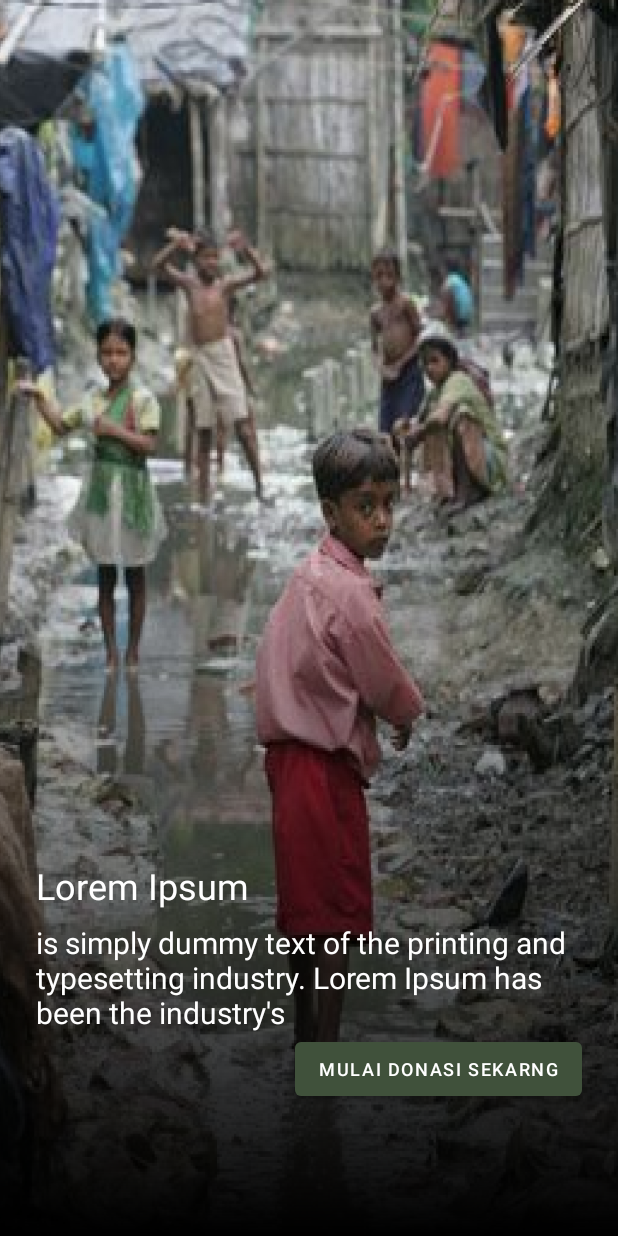
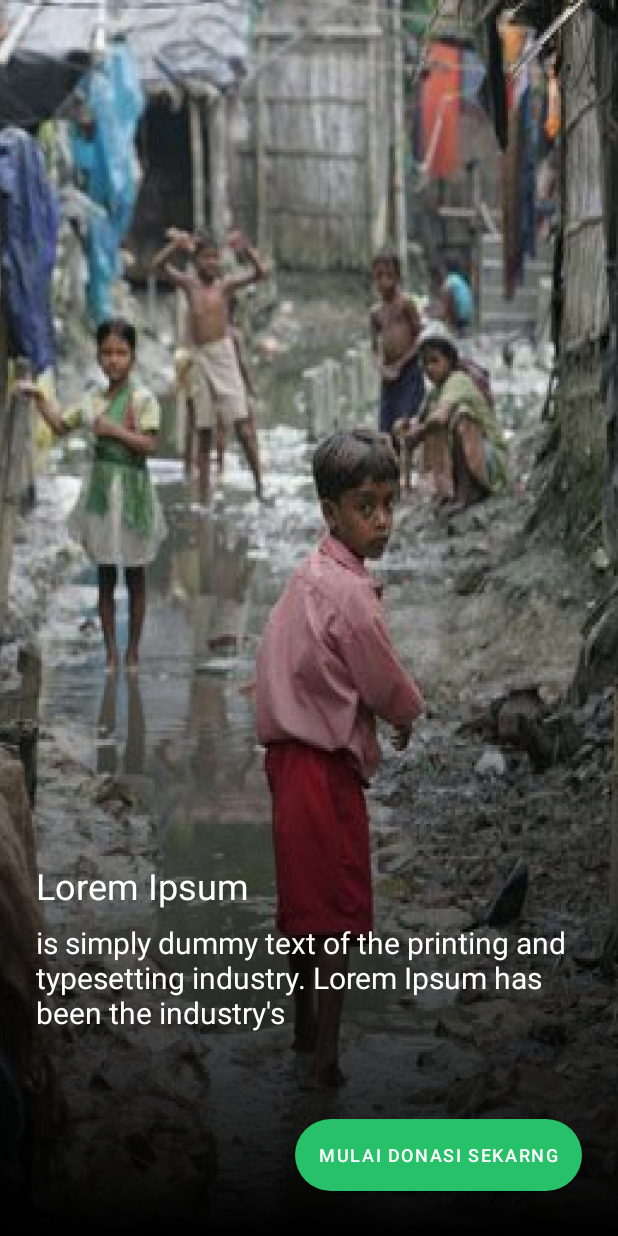
Before and after one commit to adibminanurohman/MyLMI, an Android app: the fragment ThirdScreen placed in its activity, on a phone screen of 412 x 824 dp. Run offline under Robolectric (Android 15) with nearby library versions, the phone set to English and light mode, and no system bars.

Commit message:
fix : update color

```diff
--- /dev/null
+++ b/app/src/main/res/drawable/button_back_onboarding.xml
@@ -0,0 +1,5 @@
+<shape xmlns:android="http://schemas.android.com/apk/res/android"
+    android:shape="rectangle">
+    <corners android:radius="32dp" />
+    <solid android:color="@color/primary" />
+</shape>
--- a/app/src/main/res/drawable/gradient.xml
+++ b/app/src/main/res/drawable/gradient.xml
@@ -1,8 +1,7 @@
-<?xml version="1.0" encoding="utf-8"?>
 <shape xmlns:android="http://schemas.android.com/apk/res/android"
     android:shape="rectangle">
     <gradient
-        android:startColor="#1FB7AA"
-        android:endColor="#38EF7D"
-        android:angle="270" />
+        android:startColor="#8FFF85"
+        android:endColor="#39A0FF"
+        android:angle="45" />
 </shape>
--- a/app/src/main/res/layout/fragment_on_boarding1.xml
+++ b/app/src/main/res/layout/fragment_on_boarding1.xml
@@ -23,7 +23,7 @@
         android:layout_height="wrap_content"
         android:layout_marginStart="30dp"
         android:layout_marginBottom="30dp"
-        app:dotsColor="@color/primary"
+        app:dotsColor="@color/background"
         app:dotsCornerRadius="8dp"
         app:dotsSize="16dp"
         app:dotsSpacing="4dp"
@@ -31,5 +31,5 @@
         app:layout_constraintBottom_toBottomOf="parent"
         app:layout_constraintStart_toStartOf="parent"
         app:progressMode="true"
-        app:selectedDotColor="@color/background" />
+        app:selectedDotColor="@color/primary" />
 </androidx.constraintlayout.widget.ConstraintLayout>
--- a/app/src/main/res/layout/fragment_third_screen.xml
+++ b/app/src/main/res/layout/fragment_third_screen.xml
@@ -42,8 +42,11 @@
             android:id="@+id/btn_mulaidonasi"
             android:layout_width="wrap_content"
             android:layout_height="wrap_content"
-            android:layout_below="@id/textView3"
-            android:layout_alignEnd="@id/textView3"
+            android:layout_alignParentBottom="true"
+            android:layout_alignParentEnd="true"
+            android:layout_marginBottom="30dp"
+            android:layout_marginEnd="24dp"
+            android:background="@drawable/button_back_onboarding"
             android:text="@string/mulai_donasi_sekarng"
             android:textSize="12sp" />
     </RelativeLayout>
--- a/app/src/main/res/values-night/themes.xml
+++ b/app/src/main/res/values-night/themes.xml
@@ -7,7 +7,7 @@
 
     <style name="AppTheme.NoActionBar" parent="Theme.MaterialComponents.Light.NoActionBar">
         <!-- Attribut-atribut tema disesuaikan di sini -->
-        <item name="colorPrimary">@color/primarydark</item>
+        <item name="colorPrimary">@color/primary</item>
         <item name="colorPrimaryDark">@color/primary</item>
         <item name="colorAccent">@color/primarylight</item>
     </style>
--- a/app/src/main/res/values/colors.xml
+++ b/app/src/main/res/values/colors.xml
@@ -2,8 +2,7 @@
 <resources>
     <color name="black">#FF000000</color>
     <color name="white">#FFFFFFFF</color>
-    <color name="background">#EDF1D6</color>
+    <color name="background">#FEFEFE</color>
     <color name="primarylight">#9DC08B</color>
-    <color name="primary">#609966</color>
-    <color name="primarydark">#40513B</color>
+    <color name="primary">#26C168</color>
 </resources>
--- a/app/src/main/res/values/themes.xml
+++ b/app/src/main/res/values/themes.xml
@@ -9,7 +9,7 @@
 
     <style name="AppTheme.NoActionBar" parent="Theme.MaterialComponents.Light.NoActionBar">
         <!-- Attribut-atribut tema disesuaikan di sini -->
-        <item name="colorPrimary">@color/primarydark</item>
+        <item name="colorPrimary">@color/primary</item>
         <item name="colorPrimaryDark">@color/primary</item>
         <item name="colorAccent">@color/primarylight</item>
     </style>
```
